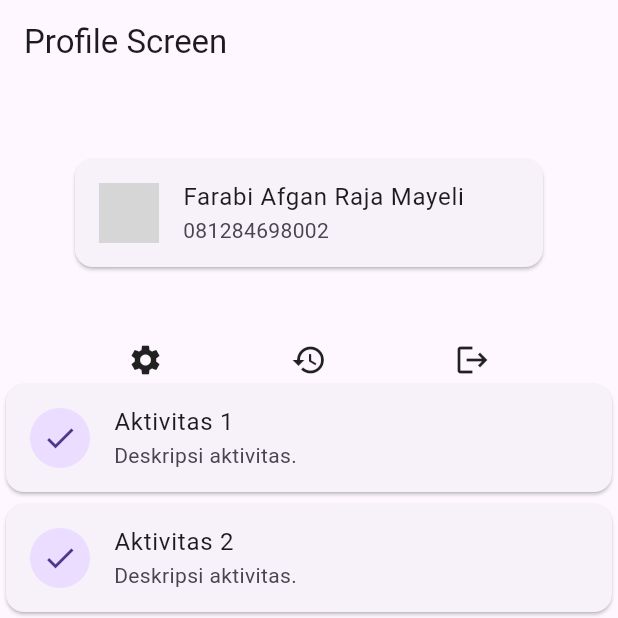
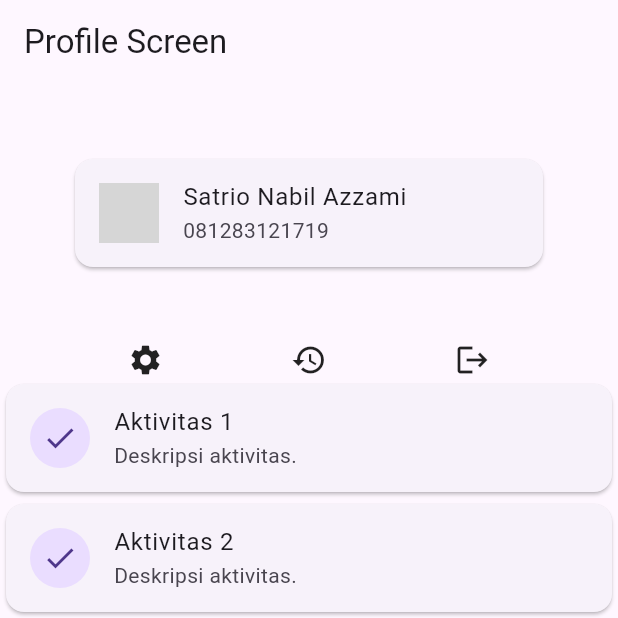
Before and after one commit to sathaha/tugass-pm, a Flutter app: the screen it shows after launch, item 3 of the bottom bar chosen, on a phone screen of 412 x 824 dp, the top half of it. Run offline on Flutter 3.47's test engine with Material 3 defaults, Android fonts, the phone set to English and light mode, and no system bars; network calls fail; grey boxes are pictures that could not be loaded.

Commit message:
main.dart

```diff
--- a/lib/main.dart
+++ b/lib/main.dart
@@ -283,8 +283,8 @@ class ProfileScreen extends StatelessWidget {
                 leading: CircleAvatar(
                   backgroundImage: NetworkImage("https://i1.sndcdn.com/artworks-000123105997-xrcnay-t500x500.jpg"),
                 ),
-                title: Text("Farabi Afgan Raja Mayeli"),
-                subtitle: Text("081284698002"),
+                title: Text("Satrio Nabil Azzami"),
+                subtitle: Text("081283121719"),
               ),
             ),
             Row(
```
